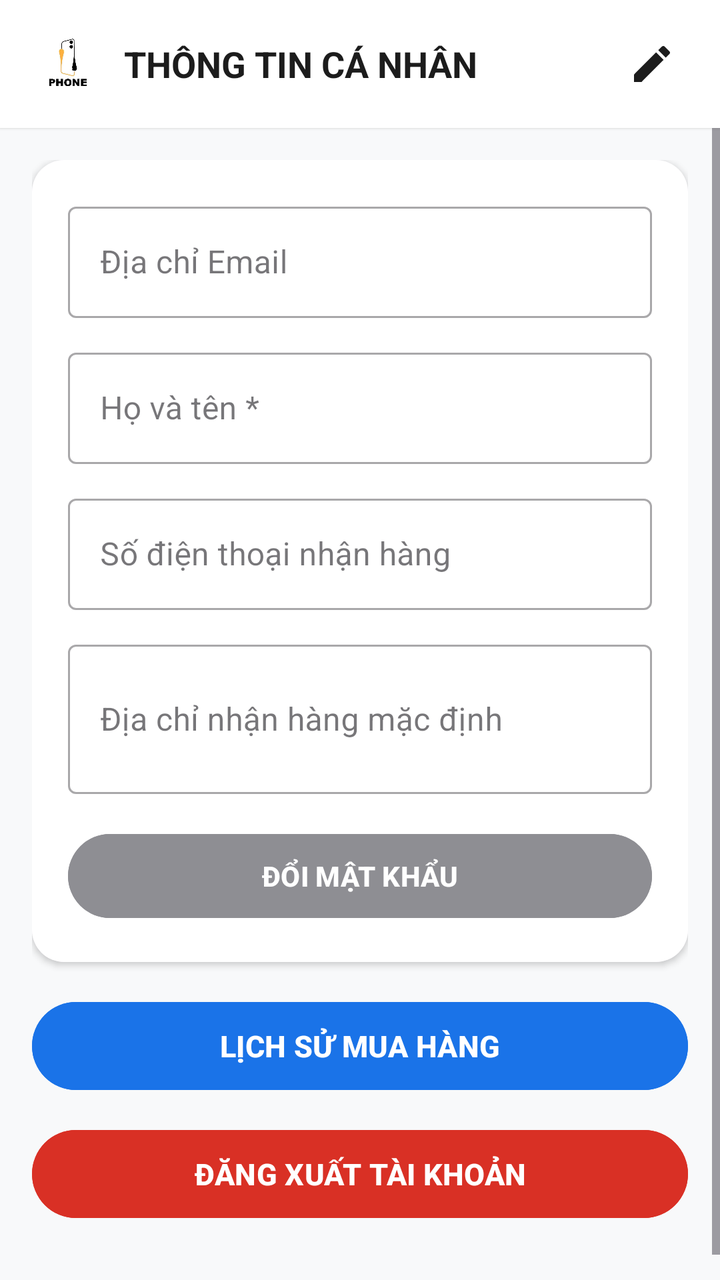
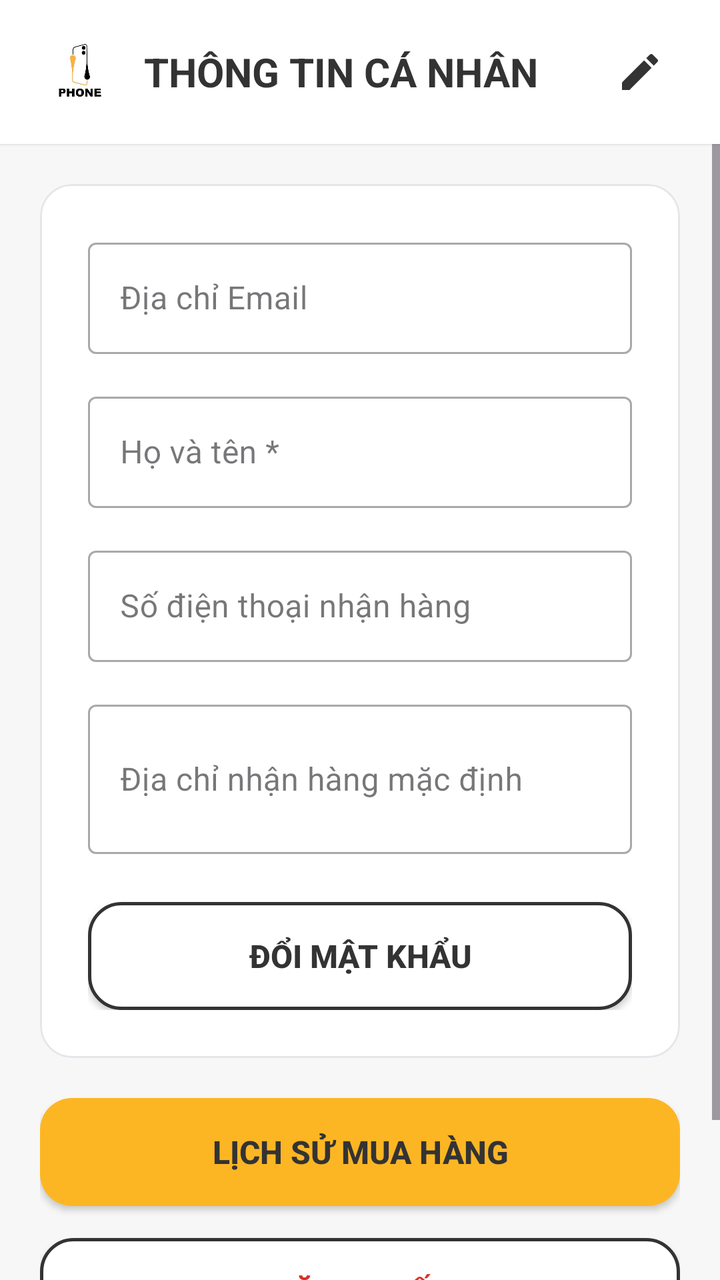

Before-and-after screenshots of an Android layout around one commit, followed by the original layout XML and the change that was made.
<!-- AndroidManifest.xml: application theme Theme.MobileDeviceStoreTDMU -->
<!-- res/layout/fragment_user_profile.xml -->
<?xml version="1.0" encoding="utf-8"?>
<LinearLayout xmlns:android="http://schemas.android.com/apk/res/android"
    xmlns:app="http://schemas.android.com/apk/res-auto"
    android:layout_width="match_parent"
    android:layout_height="match_parent"
    android:orientation="vertical"
    android:background="#F8F9FA">

    
    <LinearLayout
        android:layout_width="match_parent"
        android:layout_height="wrap_content"
        android:background="#FFFFFF"
        android:elevation="1dp"
        android:paddingHorizontal="16dp"
        android:paddingVertical="14dp"
        android:orientation="horizontal"
        android:gravity="center_vertical">

        <ImageView
            android:layout_width="36dp"
            android:layout_height="36dp"
            android:src="@drawable/logo"
            android:scaleType="fitCenter"
            android:contentDescription="Logo Store"
            android:layout_marginEnd="10dp" />

        <TextView
            android:layout_width="0dp"
            android:layout_height="wrap_content"
            android:layout_weight="1"
            android:text="THÔNG TIN CÁ NHÂN"
            android:textColor="#1C1C1C"
            android:textSize="18sp"
            android:textStyle="bold" />

        
        <ImageView
            android:id="@+id/btnToggleEditMode"
            android:layout_width="36dp"
            android:layout_height="36dp"
            android:src="@drawable/ic_edit"
            android:background="?attr/selectableItemBackgroundBorderless"
            android:padding="6dp"
            android:contentDescription="Nút Chỉnh sửa" />

    </LinearLayout>

    <ScrollView
        android:layout_width="match_parent"
        android:layout_height="match_parent">

        <LinearLayout
            android:layout_width="match_parent"
            android:layout_height="wrap_content"
            android:orientation="vertical"
            android:padding="16dp">

            
            <com.google.android.material.card.MaterialCardView
                android:layout_width="match_parent"
                android:layout_height="wrap_content"
                android:layout_marginBottom="16dp"
                app:cardCornerRadius="16dp"
                app:cardElevation="2dp"
                app:strokeWidth="0dp">

                <LinearLayout
                    android:layout_width="match_parent"
                    android:layout_height="wrap_content"
                    android:orientation="vertical"
                    android:background="#FFFFFF"
                    android:padding="18dp">

                    
                    <com.google.android.material.textfield.TextInputLayout
                        android:layout_width="match_parent"
                        android:layout_height="wrap_content"
                        android:hint="Địa chỉ Email"
                        android:layout_marginBottom="12dp"
                        style="@style/Widget.MaterialComponents.TextInputLayout.OutlinedBox">

                        <com.google.android.material.textfield.TextInputEditText
                            android:id="@+id/edtEmailCaNhan"
                            android:layout_width="match_parent"
                            android:layout_height="wrap_content"
                            android:enabled="false"
                            android:textColor="#8E8E93"
                            android:inputType="textEmailAddress" />

                    </com.google.android.material.textfield.TextInputLayout>

                    
                    <com.google.android.material.textfield.TextInputLayout
                        android:layout_width="match_parent"
                        android:layout_height="wrap_content"
                        android:hint="Họ và tên *"
                        android:layout_marginBottom="12dp"
                        style="@style/Widget.MaterialComponents.TextInputLayout.OutlinedBox">

                        <com.google.android.material.textfield.TextInputEditText
                            android:id="@+id/edtHoTenCaNhan"
                            android:layout_width="match_parent"
                            android:layout_height="wrap_content"
                            android:enabled="false"
                            android:textColor="#1C1C1C"
                            android:inputType="textPersonName" />

                    </com.google.android.material.textfield.TextInputLayout>

                    
                    <com.google.android.material.textfield.TextInputLayout
                        android:layout_width="match_parent"
                        android:layout_height="wrap_content"
                        android:hint="Số điện thoại nhận hàng"
                        android:layout_marginBottom="12dp"
                        style="@style/Widget.MaterialComponents.TextInputLayout.OutlinedBox">

                        <com.google.android.material.textfield.TextInputEditText
                            android:id="@+id/edtSoDienThoaiCaNhan"
                            android:layout_width="match_parent"
                            android:layout_height="wrap_content"
                            android:enabled="false"
                            android:textColor="#1C1C1C"
                            android:inputType="phone" />

                    </com.google.android.material.textfield.TextInputLayout>

                    
                    <com.google.android.material.textfield.TextInputLayout
                        android:layout_width="match_parent"
                        android:layout_height="wrap_content"
                        android:hint="Địa chỉ nhận hàng mặc định"
                        android:layout_marginBottom="16dp"
                        style="@style/Widget.MaterialComponents.TextInputLayout.OutlinedBox">

                        <com.google.android.material.textfield.TextInputEditText
                            android:id="@+id/edtDiaChiCaNhan"
                            android:layout_width="match_parent"
                            android:layout_height="wrap_content"
                            android:enabled="false"
                            android:textColor="#1C1C1C"
                            android:inputType="textMultiLine"
                            android:minLines="2" />

                    </com.google.android.material.textfield.TextInputLayout>

                    
                    <Button
                        android:id="@+id/btnCapNhatThongTin"
                        android:layout_width="match_parent"
                        android:layout_height="52dp"
                        android:text="LƯU THAY ĐỔI"
                        android:backgroundTint="#111111"
                        android:textColor="#FFFFFF"
                        android:textStyle="bold"
                        android:textSize="15sp"
                        android:visibility="gone"
                        android:layout_marginBottom="12dp" />

                    <Button
                        android:id="@+id/btnMoDialogDoiMatKhau"
                        android:layout_width="match_parent"
                        android:layout_height="50dp"
                        android:text="ĐỔI MẬT KHẨU"
                        android:backgroundTint="#8E8E93"
                        android:textColor="#FFFFFF"
                        android:textStyle="bold"
                        android:textSize="14sp" />

                </LinearLayout>

            </com.google.android.material.card.MaterialCardView>

            <Button
                android:id="@+id/btnXemLichSuDonHang"
                android:layout_width="match_parent"
                android:layout_height="52dp"
                android:text="LỊCH SỬ MUA HÀNG"
                android:backgroundTint="#1A73E8"
                android:textColor="#FFFFFF"
                android:textSize="15sp"
                android:textStyle="bold"
                android:layout_marginBottom="12dp" />

            <Button
                android:id="@+id/btnDangXuatUser"
                android:layout_width="match_parent"
                android:layout_height="52dp"
                android:text="ĐĂNG XUẤT TÀI KHOẢN"
                android:backgroundTint="#D93025"
                android:textColor="#FFFFFF"
                android:textSize="15sp"
                android:textStyle="bold"
                android:layout_marginBottom="24dp" />

        </LinearLayout>

    </ScrollView>

</LinearLayout>
<!-- resources referenced by this layout -->
<resources>
  <!-- drawable ic_edit (drawable) -->
  <vector xmlns:android="http://schemas.android.com/apk/res/android"
      android:width="24dp"
      android:height="24dp"
      android:viewportWidth="24"
      android:viewportHeight="24">
      <path
          android:fillColor="#1C1C1C"
          android:pathData="M3,17.25V21h3.75L17.81,9.94l-3.75,-3.75L3,17.25zM20.71,7.04c0.39,-0.39 0.39,-1.02 0,-1.41l-2.34,-2.34c-0.39,-0.39 -1.02,-0.39 -1.41,0l-1.83,1.83 3.75,3.75 1.83,-1.83z"/>
  </vector>
  <!-- drawable logo: jpg bitmap (drawable, 5396 bytes) -->
  <style name="Theme.MobileDeviceStoreTDMU" parent="Base.Theme.MobileDeviceStoreTDMU" />
  <style name="Base.Theme.MobileDeviceStoreTDMU" parent="Theme.Material3.DayNight.NoActionBar">
          
          
      </style>
</resources>

<!-- the commit's change to res/layout/fragment_user_profile.xml (unified diff, before → after) -->
@@ -4,80 +4,84 @@
     android:layout_width="match_parent"
     android:layout_height="match_parent"
     android:orientation="vertical"
-    android:background="#F8F9FA">
+    android:background="@color/bg_light">
 
     
     <LinearLayout
         android:layout_width="match_parent"
         android:layout_height="wrap_content"
-        android:background="#FFFFFF"
+        android:background="@color/bg_white"
         android:elevation="1dp"
-        android:paddingHorizontal="16dp"
-        android:paddingVertical="14dp"
+        android:paddingHorizontal="20dp"
+        android:paddingVertical="16dp"
         android:orientation="horizontal"
         android:gravity="center_vertical">
 
         <ImageView
-            android:layout_width="36dp"
-            android:layout_height="36dp"
+            android:layout_width="40dp"
+            android:layout_height="40dp"
             android:src="@drawable/logo"
             android:scaleType="fitCenter"
             android:contentDescription="Logo Store"
-            android:layout_marginEnd="10dp" />
+            android:layout_marginEnd="12dp" />
 
         <TextView
             android:layout_width="0dp"
             android:layout_height="wrap_content"
             android:layout_weight="1"
             android:text="THÔNG TIN CÁ NHÂN"
-            android:textColor="#1C1C1C"
-            android:textSize="18sp"
+            android:textColor="@color/text_primary"
+            android:textSize="20sp"
             android:textStyle="bold" />
 
         
         <ImageView
             android:id="@+id/btnToggleEditMode"
-            android:layout_width="36dp"
-            android:layout_height="36dp"
+            android:layout_width="40dp"
+            android:layout_height="40dp"
             android:src="@drawable/ic_edit"
             android:background="?attr/selectableItemBackgroundBorderless"
-            android:padding="6dp"
+            android:padding="8dp"
+            app:tint="@color/text_primary"
             android:contentDescription="Nút Chỉnh sửa" />
 
     </LinearLayout>
 
     <ScrollView
         android:layout_width="match_parent"
-        android:layout_height="match_parent">
+        android:layout_height="match_parent"
+        android:clipToPadding="false"
+        android:paddingBottom="24dp">
 
         <LinearLayout
             android:layout_width="match_parent"
             android:layout_height="wrap_content"
             android:orientation="vertical"
-            android:padding="16dp">
+            android:padding="20dp">
 
             
             <com.google.android.material.card.MaterialCardView
                 android:layout_width="match_parent"
                 android:layout_height="wrap_content"
-                android:layout_marginBottom="16dp"
+                android:layout_marginBottom="20dp"
                 app:cardCornerRadius="16dp"
-                app:cardElevation="2dp"
-                app:strokeWidth="0dp">
+                app:cardElevation="0dp"
+                app:strokeWidth="1dp"
+                app:strokeColor="@color/stroke_light">
 
                 <LinearLayout
                     android:layout_width="match_parent"
                     android:layout_height="wrap_content"
                     android:orientation="vertical"
-                    android:background="#FFFFFF"
-                    android:padding="18dp">
+                    android:background="@color/bg_white"
+                    android:padding="24dp">
 
                     
                     <com.google.android.material.textfield.TextInputLayout
                         android:layout_width="match_parent"
                         android:layout_height="wrap_content"
                         android:hint="Địa chỉ Email"
-                        android:layout_marginBottom="12dp"
+                        android:layout_marginBottom="16dp"
                         style="@style/Widget.MaterialComponents.TextInputLayout.OutlinedBox">
 
                         <com.google.android.material.textfield.TextInputEditText
@@ -85,7 +89,7 @@
                             android:layout_width="match_parent"
                             android:layout_height="wrap_content"
                             android:enabled="false"
-                            android:textColor="#8E8E93"
+                            android:textColor="@color/text_secondary"
                             android:inputType="textEmailAddress" />
 
                     </com.google.android.material.textfield.TextInputLayout>
@@ -95,7 +99,7 @@
                         android:layout_width="match_parent"
                         android:layout_height="wrap_content"
                         android:hint="Họ và tên *"
-                        android:layout_marginBottom="12dp"
+                        android:layout_marginBottom="16dp"
                         style="@style/Widget.MaterialComponents.TextInputLayout.OutlinedBox">
 
                         <com.google.android.material.textfield.TextInputEditText
@@ -103,7 +107,7 @@
                             android:layout_width="match_parent"
                             android:layout_height="wrap_content"
                             android:enabled="false"
-                            android:textColor="#1C1C1C"
+                            android:textColor="@color/text_primary"
                             android:inputType="textPersonName" />
 
                     </com.google.android.material.textfield.TextInputLayout>
@@ -113,7 +117,7 @@
                         android:layout_width="match_parent"
                         android:layout_height="wrap_content"
                         android:hint="Số điện thoại nhận hàng"
-                        android:layout_marginBottom="12dp"
+                        android:layout_marginBottom="16dp"
                         style="@style/Widget.MaterialComponents.TextInputLayout.OutlinedBox">
 
                         <com.google.android.material.textfield.TextInputEditText
@@ -121,7 +125,7 @@
                             android:layout_width="match_parent"
                             android:layout_height="wrap_content"
                             android:enabled="false"
-                            android:textColor="#1C1C1C"
+                            android:textColor="@color/text_primary"
                             android:inputType="phone" />
 
                     </com.google.android.material.textfield.TextInputLayout>
@@ -131,7 +135,7 @@
                         android:layout_width="match_parent"
                         android:layout_height="wrap_content"
                         android:hint="Địa chỉ nhận hàng mặc định"
-                        android:layout_marginBottom="16dp"
+                        android:layout_marginBottom="24dp"
                         style="@style/Widget.MaterialComponents.TextInputLayout.OutlinedBox">
 
                         <com.google.android.material.textfield.TextInputEditText
@@ -139,60 +143,66 @@
                             android:layout_width="match_parent"
                             android:layout_height="wrap_content"
                             android:enabled="false"
-                            android:textColor="#1C1C1C"
+                            android:textColor="@color/text_primary"
                             android:inputType="textMultiLine"
                             android:minLines="2" />
 
                     </com.google.android.material.textfield.TextInputLayout>
 
                     
-                    <Button
+                    <androidx.appcompat.widget.AppCompatButton
                         android:id="@+id/btnCapNhatThongTin"
                         android:layout_width="match_parent"
-                        android:layout_height="52dp"
+                        android:layout_height="54dp"
                         android:text="LƯU THAY ĐỔI"
-                        android:backgroundTint="#111111"
-                        android:textColor="#FFFFFF"
+                        android:background="@drawable/bg_btn_primary"
+                        android:textColor="@color/text_on_yellow"
                         android:textStyle="bold"
-                        android:textSize="15sp"
+                        android:textSize="16sp"
                         android:visibility="gone"
-                        android:layout_marginBottom="12dp" />
-
-                    <Button
+                        android:layout_marginBottom="16dp"
+                        android:elevation="2dp"
+                        android:stateListAnimator="@null" />
+
+                    <androidx.appcompat.widget.AppCompatButton
                         android:id="@+id/btnMoDialogDoiMatKhau"
                         android:layout_width="match_parent"
-                        android:layout_height="50dp"
+                        android:layout_height="54dp"
                         android:text="ĐỔI MẬT KHẨU"
-                        android:backgroundTint="#8E8E93"
-                        android:textColor="#FFFFFF"
+                        android:background="@drawable/bg_btn_secondary"
+                        android:textColor="@color/text_primary"
                         android:textStyle="bold"
-                        android:textSize="14sp" />
+                        android:textSize="16sp"
+                        android:elevation="0dp" />
 
                 </LinearLayout>
 
             </com.google.android.material.card.MaterialCardView>
 
-            <Button
+            <androidx.appcompat.widget.AppCompatButton
                 android:id="@+id/btnXemLichSuDonHang"
                 android:layout_width="match_parent"
-                android:layout_height="52dp"
+                android:layout_height="54dp"
                 android:text="LỊCH SỬ MUA HÀNG"
-                android:backgroundTint="#1A73E8"
-                android:textColor="#FFFFFF"
-                android:textSize="15sp"
+                android:background="@drawable/bg_btn_primary"
+                android:textColor="@color/text_on_yellow"
+                android:textSize="16sp"
                 android:textStyle="bold"
-                android:layout_marginBottom="12dp" />
-
-            <Button
+                android:layout_marginBottom="16dp"
+                android:elevation="2dp"
+                android:stateListAnimator="@null" />
+
+            <androidx.appcompat.widget.AppCompatButton
                 android:id="@+id/btnDangXuatUser"
                 android:layout_width="match_parent"
-                android:layout_height="52dp"
-                android:text="ĐĂNG XUẤT TÀI KHOẢN"
-                android:backgroundTint="#D93025"
-                android:textColor="#FFFFFF"
-                android:textSize="15sp"
+                android:layout_height="54dp"
+                android:text="ĐĂNG XUẤT"
+                android:background="@drawable/bg_btn_secondary"
+                android:textColor="#D93025"
+                android:textSize="16sp"
                 android:textStyle="bold"
-                android:layout_marginBottom="24dp" />
+                android:layout_marginBottom="12dp"
+                android:elevation="0dp" />
 
         </LinearLayout>
 
<!-- resource entries referenced after the edit -->
@@ -1,5 +1,26 @@
 <!-- resources referenced by this layout -->
 <resources>
+  <color name="bg_light">#F7F7F7</color>
+  <color name="bg_white">#FFFFFF</color>
+  <color name="stroke_light">#E5E5EA</color>
+  <color name="text_on_yellow">#333333</color>
+  <color name="text_primary">#333333</color>
+  <color name="text_secondary">#8E8E93</color>
+  <!-- drawable bg_btn_primary (drawable) -->
+  <?xml version="1.0" encoding="utf-8"?>
+  <shape xmlns:android="http://schemas.android.com/apk/res/android"
+      android:shape="rectangle">
+      <solid android:color="@color/primary_yellow" />
+      <corners android:radius="16dp" />
+  </shape>
+  <!-- drawable bg_btn_secondary (drawable) -->
+  <?xml version="1.0" encoding="utf-8"?>
+  <shape xmlns:android="http://schemas.android.com/apk/res/android"
+      android:shape="rectangle">
+      <solid android:color="@color/bg_white" />
+      <stroke android:width="1.5dp" android:color="@color/primary_black" />
+      <corners android:radius="16dp" />
+  </shape>
   <!-- drawable ic_edit (drawable) -->
   <vector xmlns:android="http://schemas.android.com/apk/res/android"
       android:width="24dp"
@@ -12,6 +33,8 @@
   </vector>
   <!-- drawable logo: jpg bitmap (drawable, 5396 bytes) -->
   <style name="Theme.MobileDeviceStoreTDMU" parent="Base.Theme.MobileDeviceStoreTDMU" />
+  <color name="primary_yellow">#FDB623</color>
+  <color name="primary_black">#333333</color>
   <style name="Base.Theme.MobileDeviceStoreTDMU" parent="Theme.Material3.DayNight.NoActionBar">
           
           
